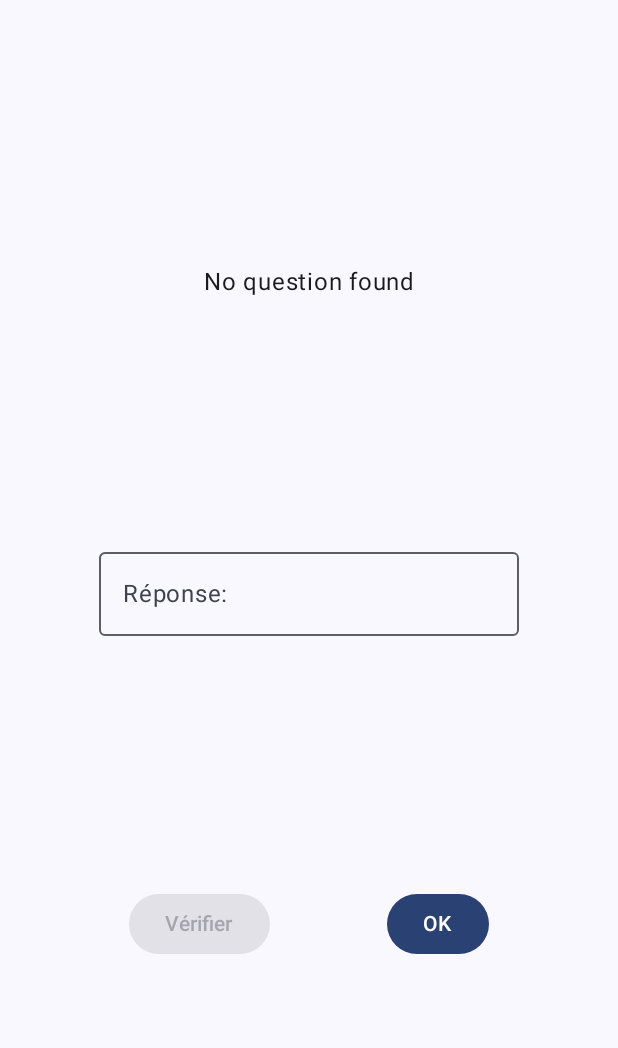
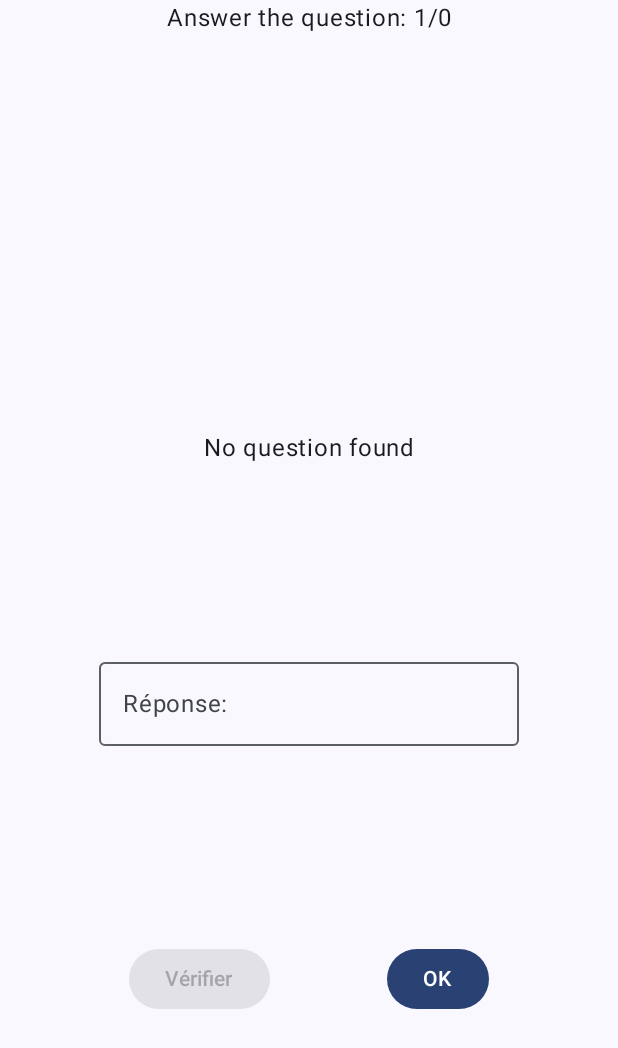
Before and after one commit to ImAliant/si-learning, an Android app built with Jetpack Compose: the composable GameScreen called with empty values, on a phone screen of 412 x 824 dp. Shown: the top 1048 px of the screen. Run offline under Robolectric (Android 15) with nearby library versions, the phone set to English and light mode, and no system bars.

```diff
--- a/app/src/main/java/fr/diamant/silearning/error/Error.kt
+++ b/app/src/main/java/fr/diamant/silearning/error/Error.kt
@@ -21,6 +21,9 @@ private suspend fun checkError(error: ErrorType, context: Context, snackbarHostS
         ErrorType.NO_CATEGORY_SELECTED -> {
             snackbarHostState.showSnackbar(context.getString(R.string.no_category_selected))
         }
+        ErrorType.NO_QUESTION_FOUND_FOR_CATEGORY -> {
+            snackbarHostState.showSnackbar(context.getString(R.string.no_question_found_for_category))
+        }
         else -> {
             // Do nothing
         }
--- a/app/src/main/java/fr/diamant/silearning/error/ErrorType.kt
+++ b/app/src/main/java/fr/diamant/silearning/error/ErrorType.kt
@@ -2,5 +2,6 @@ package fr.diamant.silearning.error
 
 enum class ErrorType {
     DEFAULT,
-    NO_CATEGORY_SELECTED
+    NO_CATEGORY_SELECTED,
+    NO_QUESTION_FOUND_FOR_CATEGORY,
 }
--- a/app/src/main/java/fr/diamant/silearning/navigation/NavigationGraph.kt
+++ b/app/src/main/java/fr/diamant/silearning/navigation/NavigationGraph.kt
@@ -34,7 +34,7 @@ fun NavigationGraph(navController: NavHostController, padding: PaddingValues, sn
             route = NavigationDestinations.Game.route + "/{categoryId}",
             arguments = listOf(navArgument("categoryId") { type = NavType.IntType })
         ) {
-            GameScreen(navController, padding, it.arguments!!.getInt("categoryId"))
+            GameScreen(navController, padding, snackbarHostState, it.arguments!!.getInt("categoryId"))
         }
     }
 }
--- a/app/src/main/java/fr/diamant/silearning/ui/game/GameScreen.kt
+++ b/app/src/main/java/fr/diamant/silearning/ui/game/GameScreen.kt
@@ -12,6 +12,7 @@ import androidx.compose.foundation.layout.height
 import androidx.compose.foundation.layout.padding
 import androidx.compose.material3.Button
 import androidx.compose.material3.OutlinedTextField
+import androidx.compose.material3.SnackbarHostState
 import androidx.compose.material3.Text
 import androidx.compose.runtime.Composable
 import androidx.compose.runtime.getValue
@@ -24,26 +25,52 @@ import androidx.compose.ui.unit.dp
 import androidx.lifecycle.viewmodel.compose.viewModel
 import androidx.navigation.NavController
 import fr.diamant.silearning.R
+import fr.diamant.silearning.error.ErrorHandler
 import fr.diamant.silearning.viewmodel.game.GameViewModel
 
 @Composable
 fun GameScreen(
     navController: NavController,
     paddingValues: PaddingValues,
+    snackbarHostState: SnackbarHostState,
     categoryId: Int,
     model: GameViewModel = viewModel()
 ) {
     val current = model.currentQuestion?.question
     val userAnswer by remember { model.userAnswer }
     val context = LocalContext.current
+    val error by model.error
 
     model.initializeGame(categoryId)
 
+    ErrorHandler(error, snackbarHostState)
+
+    GameUI(
+        navController = navController,
+        paddingValues = paddingValues,
+        current = current,
+        userAnswer = userAnswer,
+        context = context,
+        model = model
+    )
+}
+
+@Composable
+private fun GameUI(
+    navController: NavController,
+    paddingValues: PaddingValues,
+    current: String?,
+    userAnswer: String,
+    context: Context,
+    model: GameViewModel
+) {
     Column(
         modifier = Modifier.fillMaxSize().padding(paddingValues),
         horizontalAlignment = Alignment.CenterHorizontally,
         verticalArrangement = Arrangement.SpaceBetween
     ) {
+        Information(model)
+
         Spacer(modifier = Modifier.height(16.dp))
 
         QuestionText(question = current)
@@ -64,6 +91,18 @@ fun GameScreen(
 
         Spacer(modifier = Modifier.height(16.dp))
     }
+}
+
+@Composable
+private fun Information(model: GameViewModel) {
+    val currentIndex by remember { model.currentQI }
+    val size by remember { model.size }
+
+    Text(
+        text = "Answer the question: $currentIndex/$size",
+        textAlign = TextAlign.Center,
+        modifier = Modifier.padding(horizontal = 16.dp)
+    )
 }
 
 @Composable
--- a/app/src/main/java/fr/diamant/silearning/viewmodel/game/GameViewModel.kt
+++ b/app/src/main/java/fr/diamant/silearning/viewmodel/game/GameViewModel.kt
@@ -1,6 +1,7 @@
 package fr.diamant.silearning.viewmodel.game
 
 import android.app.Application
+import androidx.compose.runtime.mutableIntStateOf
 import androidx.compose.runtime.mutableStateListOf
 import androidx.compose.runtime.mutableStateOf
 import androidx.lifecycle.AndroidViewModel
@@ -8,6 +9,7 @@ import androidx.lifecycle.viewModelScope
 import androidx.navigation.NavController
 import fr.diamant.silearning.SILearningApplication
 import fr.diamant.silearning.data.entity.Question
+import fr.diamant.silearning.error.ErrorType
 import fr.diamant.silearning.navigation.NavigationDestinations
 import kotlinx.coroutines.launch
 import java.util.logging.Logger
@@ -16,9 +18,13 @@ class GameViewModel(application: Application): AndroidViewModel(application) {
     private val _container = (application as SILearningApplication).container
     private var currentQuestionIndex = 0
     private var isGameStarted = mutableStateOf(false)
-    var currentQuestion: Question? = null
     private var questions = mutableStateListOf<Question>()
 
+    var currentQI = mutableIntStateOf(1)
+    var size = mutableIntStateOf(0)
+
+    var currentQuestion: Question? = null
+    var error = mutableStateOf(ErrorType.DEFAULT)
     var userAnswer = mutableStateOf("")
 
     fun initializeGame(categoryId: Int) {
@@ -36,6 +42,7 @@ class GameViewModel(application: Application): AndroidViewModel(application) {
         _container.Repository.getQuestionsByCategoryId(categoryId).collect {
             questions.clear()
             questions.addAll(it)
+            size.intValue = questions.size
             shuffleQuestions()
         }
     }
@@ -48,7 +55,7 @@ class GameViewModel(application: Application): AndroidViewModel(application) {
         if (questions.isNotEmpty()) {
             currentQuestion = questions[currentQuestionIndex]
         } else {
-            Logger.getLogger("GameViewModel").warning("No questions found")
+            error.value = ErrorType.NO_QUESTION_FOUND_FOR_CATEGORY
         }
     }
 
@@ -65,6 +72,7 @@ class GameViewModel(application: Application): AndroidViewModel(application) {
         currentQuestionIndex++
         if (currentQuestionIndex < questions.size) {
             currentQuestion = questions[currentQuestionIndex]
+            currentQI.intValue++
         } else {
             val destination = NavigationDestinations.Home.route
             navController.navigate(destination)
--- a/app/src/main/res/values/strings.xml
+++ b/app/src/main/res/values/strings.xml
@@ -1,8 +1,9 @@
 <resources>
     <string name="app_name">SILearning</string>
     <string name="play">Jouer</string>
-    <string name="no_category_selected">Aucune catégorie sélectionnée</string>
     <string name="answer_tf">Réponse:</string>
     <string name="next_btn">OK</string>
     <string name="check_btn">Vérifier</string>
+    <string name="no_category_selected">Aucune catégorie sélectionnée</string>
+    <string name="no_question_found_for_category">Aucune question trouvée pour cette catégorie</string>
 </resources>
```
